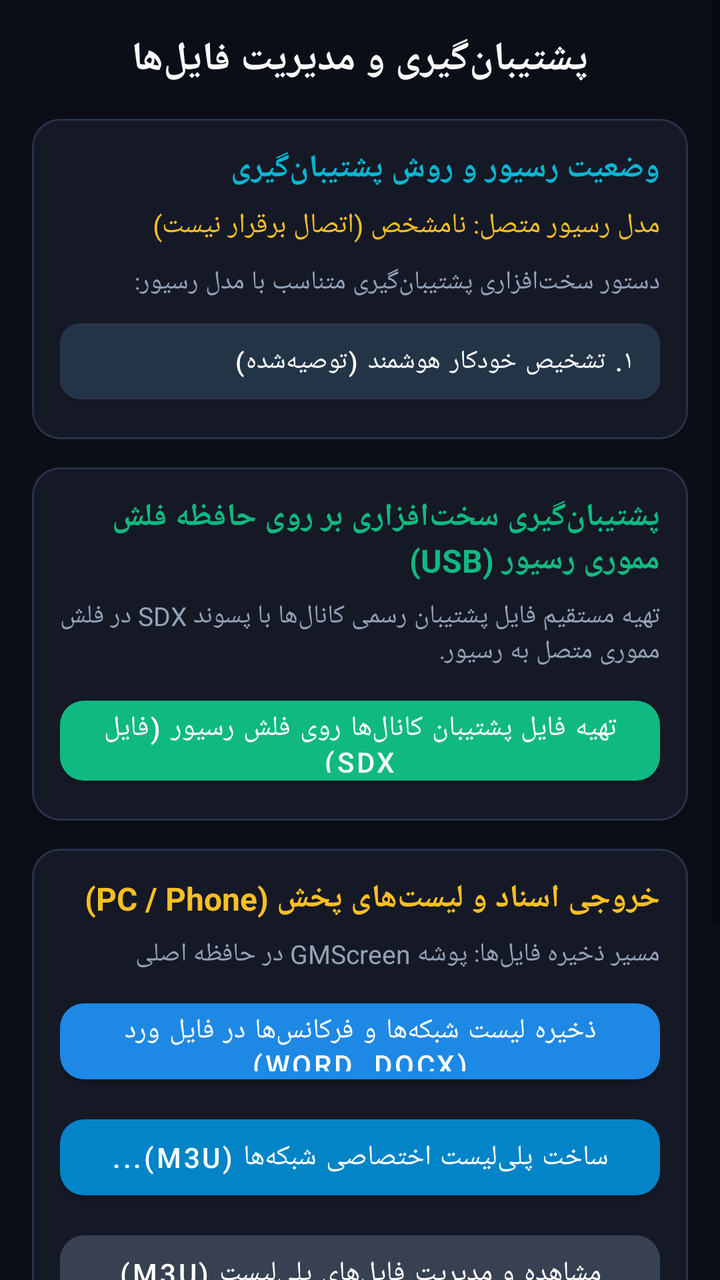
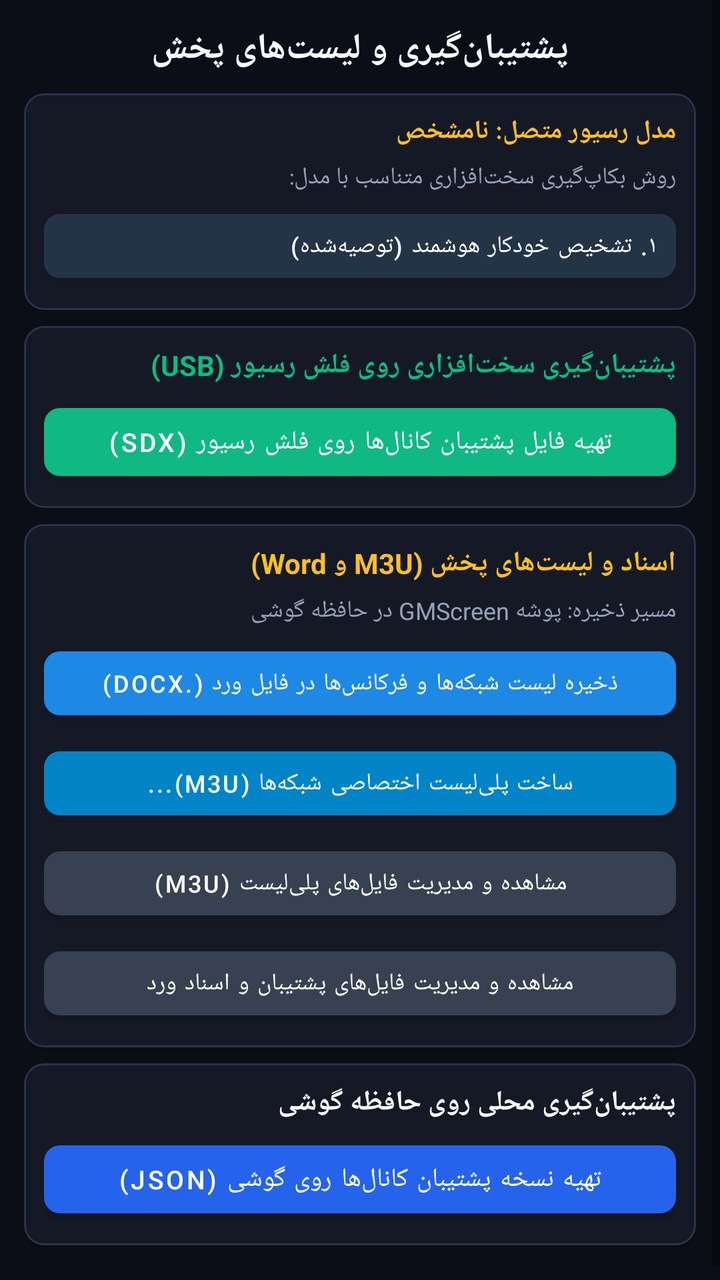

Two renders of the same Android screen: before a commit and after it. Below are the layout's source before the change and the commit's diff.
<!-- AndroidManifest.xml: application theme Theme.GMScreenAccessible -->
<!-- res/layout/fragment_backup.xml -->
<?xml version="1.0" encoding="utf-8"?>
<ScrollView xmlns:android="http://schemas.android.com/apk/res/android"
    xmlns:app="http://schemas.android.com/apk/res-auto"
    android:layout_width="match_parent"
    android:layout_height="match_parent"
    android:background="@color/dark_bg"
    android:fillViewport="true">

    <LinearLayout
        android:layout_width="match_parent"
        android:layout_height="wrap_content"
        android:orientation="vertical"
        android:padding="16dp">

        <TextView
            android:layout_width="match_parent"
            android:layout_height="wrap_content"
            android:text="پشتیبان‌گیری و مدیریت فایل‌ها"
            android:textColor="@color/text_primary"
            android:textSize="20sp"
            android:textStyle="bold"
            android:gravity="center"
            android:layout_marginBottom="16dp" />

        
        <com.google.android.material.card.MaterialCardView
            android:layout_width="match_parent"
            android:layout_height="wrap_content"
            android:layout_marginBottom="14dp"
            app:cardBackgroundColor="@color/card_bg"
            app:cardCornerRadius="14dp"
            app:strokeColor="@color/card_border"
            app:strokeWidth="1dp">

            <LinearLayout
                android:layout_width="match_parent"
                android:layout_height="wrap_content"
                android:orientation="vertical"
                android:padding="14dp">

                <TextView
                    android:layout_width="match_parent"
                    android:layout_height="wrap_content"
                    android:text="وضعیت رسیور و روش پشتیبان‌گیری"
                    android:textColor="@color/accent_blue"
                    android:textSize="16sp"
                    android:textStyle="bold"
                    android:layout_marginBottom="8dp" />

                <TextView
                    android:id="@+id/txtBackupDeviceInfo"
                    android:layout_width="match_parent"
                    android:layout_height="wrap_content"
                    android:text="مدل رسیور متصل: نامشخص (اتصال برقرار نیست)"
                    android:textColor="@color/accent_yellow"
                    android:textSize="14sp"
                    android:layout_marginBottom="10dp" />

                <TextView
                    android:layout_width="match_parent"
                    android:layout_height="wrap_content"
                    android:text="دستور سخت‌افزاری پشتیبان‌گیری متناسب با مدل رسیور:"
                    android:textColor="@color/text_secondary"
                    android:textSize="13sp"
                    android:layout_marginBottom="6dp" />

                <com.google.android.material.button.MaterialButton
                    android:id="@+id/btnSelectBackupMethod"
                    android:layout_width="match_parent"
                    android:layout_height="50dp"
                    android:text="۱. تشخیص خودکار هوشمند (توصیه‌شده)"
                    android:textColor="@color/white"
                    android:textSize="13sp"
                    android:gravity="center_vertical|start"
                    android:paddingHorizontal="14dp"
                    app:backgroundTint="#243447"
                    app:cornerRadius="10dp"
                    app:strokeColor="@color/card_border"
                    app:strokeWidth="1dp" />
            </LinearLayout>
        </com.google.android.material.card.MaterialCardView>

        
        <com.google.android.material.card.MaterialCardView
            android:layout_width="match_parent"
            android:layout_height="wrap_content"
            android:layout_marginBottom="14dp"
            app:cardBackgroundColor="@color/card_bg"
            app:cardCornerRadius="14dp"
            app:strokeColor="@color/card_border"
            app:strokeWidth="1dp">

            <LinearLayout
                android:layout_width="match_parent"
                android:layout_height="wrap_content"
                android:orientation="vertical"
                android:padding="14dp">

                <TextView
                    android:layout_width="match_parent"
                    android:layout_height="wrap_content"
                    android:text="پشتیبان‌گیری سخت‌افزاری بر روی حافظه فلش مموری رسیور (USB)"
                    android:textColor="@color/accent_green"
                    android:textSize="16sp"
                    android:textStyle="bold"
                    android:layout_marginBottom="8dp" />

                <TextView
                    android:layout_width="match_parent"
                    android:layout_height="wrap_content"
                    android:text="تهیه مستقیم فایل پشتیبان رسمی کانال‌ها با پسوند SDX در فلش مموری متصل به رسیور."
                    android:textColor="@color/text_secondary"
                    android:textSize="13sp"
                    android:layout_marginBottom="10dp" />

                <com.google.android.material.button.MaterialButton
                    android:id="@+id/btnBackupStbUsb"
                    android:layout_width="match_parent"
                    android:layout_height="52dp"
                    android:text="تهیه فایل پشتیبان کانال‌ها روی فلش رسیور (فایل SDX)"
                    android:textColor="@color/white"
                    android:textSize="14sp"
                    app:backgroundTint="@color/accent_green"
                    app:cornerRadius="12dp" />
            </LinearLayout>
        </com.google.android.material.card.MaterialCardView>

        
        <com.google.android.material.card.MaterialCardView
            android:layout_width="match_parent"
            android:layout_height="wrap_content"
            android:layout_marginBottom="14dp"
            app:cardBackgroundColor="@color/card_bg"
            app:cardCornerRadius="14dp"
            app:strokeColor="@color/card_border"
            app:strokeWidth="1dp">

            <LinearLayout
                android:layout_width="match_parent"
                android:layout_height="wrap_content"
                android:orientation="vertical"
                android:padding="14dp">

                <TextView
                    android:layout_width="match_parent"
                    android:layout_height="wrap_content"
                    android:text="خروجی اسناد و لیست‌های پخش (PC / Phone)"
                    android:textColor="@color/accent_yellow"
                    android:textSize="16sp"
                    android:textStyle="bold"
                    android:layout_marginBottom="8dp" />

                <TextView
                    android:id="@+id/txtStatus"
                    android:layout_width="match_parent"
                    android:layout_height="wrap_content"
                    android:text="مسیر ذخیره فایل‌ها: پوشه GMScreen در حافظه اصلی"
                    android:textColor="@color/text_secondary"
                    android:textSize="13sp"
                    android:layout_marginBottom="10dp" />

                <com.google.android.material.button.MaterialButton
                    android:id="@+id/btnExportDocx"
                    android:layout_width="match_parent"
                    android:layout_height="50dp"
                    android:text="ذخیره لیست شبکه‌ها و فرکانس‌ها در فایل ورد (Word .docx)"
                    android:textColor="@color/white"
                    android:textSize="14sp"
                    android:layout_marginBottom="8dp"
                    app:backgroundTint="#1e88e5"
                    app:cornerRadius="12dp" />

                <com.google.android.material.button.MaterialButton
                    android:id="@+id/btnOpenPlaylistCreator"
                    android:layout_width="match_parent"
                    android:layout_height="50dp"
                    android:text="ساخت پلی‌لیست اختصاصی شبکه‌ها (M3U)..."
                    android:textColor="@color/white"
                    android:textSize="14sp"
                    android:layout_marginBottom="8dp"
                    app:backgroundTint="#0284c7"
                    app:cornerRadius="12dp" />

                <com.google.android.material.button.MaterialButton
                    android:id="@+id/btnManagePlaylists"
                    android:layout_width="match_parent"
                    android:layout_height="50dp"
                    android:text="مشاهده و مدیریت فایل‌های پلی‌لیست (M3U)"
                    android:textColor="@color/white"
                    android:textSize="14sp"
                    android:layout_marginBottom="8dp"
                    app:backgroundTint="#374151"
                    app:cornerRadius="12dp" />

                <com.google.android.material.button.MaterialButton
                    android:id="@+id/btnManageBackups"
                    android:layout_width="match_parent"
                    android:layout_height="50dp"
                    android:text="مشاهده و مدیریت فایل‌های پشتیبان و اسناد ورد"
                    android:textColor="@color/white"
                    android:textSize="14sp"
                    app:backgroundTint="#374151"
                    app:cornerRadius="12dp" />
            </LinearLayout>
        </com.google.android.material.card.MaterialCardView>

        
        <com.google.android.material.card.MaterialCardView
            android:layout_width="match_parent"
            android:layout_height="wrap_content"
            android:layout_marginBottom="16dp"
            app:cardBackgroundColor="@color/card_bg"
            app:cardCornerRadius="14dp"
            app:strokeColor="@color/card_border"
            app:strokeWidth="1dp">

            <LinearLayout
                android:layout_width="match_parent"
                android:layout_height="wrap_content"
                android:orientation="vertical"
                android:padding="14dp">

                <TextView
                    android:layout_width="match_parent"
                    android:layout_height="wrap_content"
                    android:text="پشتیبان‌گیری محلی روی حافظه گوشی"
                    android:textColor="@color/text_primary"
                    android:textSize="16sp"
                    android:textStyle="bold"
                    android:layout_marginBottom="8dp" />

                <com.google.android.material.button.MaterialButton
                    android:id="@+id/btnBackupPhone"
                    android:layout_width="match_parent"
                    android:layout_height="50dp"
                    android:text="تهیه نسخه پشتیبان کانال‌ها روی حافظه گوشی (JSON)"
                    android:textColor="@color/white"
                    android:textSize="14sp"
                    app:backgroundTint="@color/primary"
                    app:cornerRadius="12dp" />
            </LinearLayout>
        </com.google.android.material.card.MaterialCardView>

    </LinearLayout>
</ScrollView>
<!-- resources referenced by this layout -->
<resources>
  <color name="accent_blue">#FF06B6D4</color>
  <color name="accent_green">#FF10B981</color>
  <color name="accent_yellow">#FFFBBF24</color>
  <color name="card_bg">#FF151926</color>
  <color name="card_border">#FF2A324B</color>
  <color name="dark_bg">#FF0B0E17</color>
  <color name="primary">#FF2563EB</color>
  <color name="text_primary">#FFF8FAFC</color>
  <color name="text_secondary">#FF94A3B8</color>
  <color name="white">#FFFFFFFF</color>
  <style name="Theme.GMScreenAccessible" parent="Theme.MaterialComponents.DayNight.NoActionBar">
          <item name="colorPrimary">@color/primary</item>
          <item name="colorPrimaryVariant">@color/primary_variant</item>
          <item name="colorOnPrimary">@color/white</item>
          <item name="colorSecondary">@color/secondary</item>
          <item name="colorSurface">@color/card_bg</item>
          <item name="colorOnSurface">@color/text_primary</item>
          <item name="android:statusBarColor">@color/dark_bg</item>
          <item name="android:navigationBarColor">@color/dark_bg</item>
          <item name="android:windowBackground">@color/dark_bg</item>
          <item name="materialAlertDialogTheme">@style/CustomMaterialAlertDialogTheme</item>
      </style>
  <color name="primary_variant">#FF1D4ED8</color>
  <color name="secondary">#FFF59E0B</color>
  <style name="CustomMaterialAlertDialogTheme" parent="ThemeOverlay.MaterialComponents.MaterialAlertDialog">
          <item name="colorSurface">@color/card_bg_elevated</item>
          <item name="colorOnSurface">@color/text_primary</item>
          <item name="colorPrimary">@color/primary_light</item>
          <item name="shapeAppearanceOverlay">@style/DialogShapeAppearance</item>
      </style>
  <color name="card_bg_elevated">#FF1E2436</color>
  <color name="primary_light">#FF3B82F6</color>
  <style name="DialogShapeAppearance" parent="">
          <item name="cornerSize">16dp</item>
      </style>
</resources>

<!-- the commit's change to res/layout/fragment_backup.xml (unified diff, before → after) -->
@@ -10,234 +10,218 @@
         android:layout_width="match_parent"
         android:layout_height="wrap_content"
         android:orientation="vertical"
-        android:padding="16dp">
+        android:padding="12dp">
 
         <TextView
             android:layout_width="match_parent"
             android:layout_height="wrap_content"
-            android:text="پشتیبان‌گیری و مدیریت فایل‌ها"
+            android:text="پشتیبان‌گیری و لیست‌های پخش"
             android:textColor="@color/text_primary"
-            android:textSize="20sp"
+            android:textSize="18sp"
             android:textStyle="bold"
             android:gravity="center"
-            android:layout_marginBottom="16dp" />
-
-        
-        <com.google.android.material.card.MaterialCardView
-            android:layout_width="match_parent"
-            android:layout_height="wrap_content"
-            android:layout_marginBottom="14dp"
-            app:cardBackgroundColor="@color/card_bg"
-            app:cardCornerRadius="14dp"
-            app:strokeColor="@color/card_border"
-            app:strokeWidth="1dp">
-
-            <LinearLayout
-                android:layout_width="match_parent"
-                android:layout_height="wrap_content"
-                android:orientation="vertical"
-                android:padding="14dp">
-
-                <TextView
-                    android:layout_width="match_parent"
-                    android:layout_height="wrap_content"
-                    android:text="وضعیت رسیور و روش پشتیبان‌گیری"
-                    android:textColor="@color/accent_blue"
-                    android:textSize="16sp"
-                    android:textStyle="bold"
-                    android:layout_marginBottom="8dp" />
+            android:layout_marginBottom="10dp" />
+
+        
+        <com.google.android.material.card.MaterialCardView
+            android:layout_width="match_parent"
+            android:layout_height="wrap_content"
+            android:layout_marginBottom="8dp"
+            app:cardBackgroundColor="@color/card_bg"
+            app:cardCornerRadius="10dp"
+            app:strokeColor="@color/card_border"
+            app:strokeWidth="1dp">
+
+            <LinearLayout
+                android:layout_width="match_parent"
+                android:layout_height="wrap_content"
+                android:orientation="vertical"
+                android:padding="10dp">
 
                 <TextView
                     android:id="@+id/txtBackupDeviceInfo"
                     android:layout_width="match_parent"
                     android:layout_height="wrap_content"
-                    android:text="مدل رسیور متصل: نامشخص (اتصال برقرار نیست)"
+                    android:text="مدل رسیور متصل: نامشخص"
+                    android:textColor="@color/accent_yellow"
+                    android:textSize="13sp"
+                    android:textStyle="bold"
+                    android:layout_marginBottom="6dp" />
+
+                <TextView
+                    android:layout_width="match_parent"
+                    android:layout_height="wrap_content"
+                    android:text="روش بکاپ‌گیری سخت‌افزاری متناسب با مدل:"
+                    android:textColor="@color/text_secondary"
+                    android:textSize="12sp"
+                    android:layout_marginBottom="4dp" />
+
+                <com.google.android.material.button.MaterialButton
+                    android:id="@+id/btnSelectBackupMethod"
+                    android:layout_width="match_parent"
+                    android:layout_height="44dp"
+                    android:text="۱. تشخیص خودکار هوشمند (توصیه‌شده)"
+                    android:textColor="@color/white"
+                    android:textSize="12sp"
+                    android:gravity="center_vertical|start"
+                    android:paddingHorizontal="10dp"
+                    app:backgroundTint="#243447"
+                    app:cornerRadius="8dp"
+                    app:strokeColor="@color/card_border"
+                    app:strokeWidth="1dp" />
+            </LinearLayout>
+        </com.google.android.material.card.MaterialCardView>
+
+        
+        <com.google.android.material.card.MaterialCardView
+            android:layout_width="match_parent"
+            android:layout_height="wrap_content"
+            android:layout_marginBottom="8dp"
+            app:cardBackgroundColor="@color/card_bg"
+            app:cardCornerRadius="10dp"
+            app:strokeColor="@color/card_border"
+            app:strokeWidth="1dp">
+
+            <LinearLayout
+                android:layout_width="match_parent"
+                android:layout_height="wrap_content"
+                android:orientation="vertical"
+                android:padding="10dp">
+
+                <TextView
+                    android:layout_width="match_parent"
+                    android:layout_height="wrap_content"
+                    android:text="پشتیبان‌گیری سخت‌افزاری روی فلش رسیور (USB)"
+                    android:textColor="@color/accent_green"
+                    android:textSize="14sp"
+                    android:textStyle="bold"
+                    android:layout_marginBottom="6dp" />
+
+                <com.google.android.material.button.MaterialButton
+                    android:id="@+id/btnBackupStbUsb"
+                    android:layout_width="match_parent"
+                    android:layout_height="46dp"
+                    android:text="تهیه فایل پشتیبان کانال‌ها روی فلش رسیور (SDX)"
+                    android:textColor="@color/white"
+                    android:textSize="13sp"
+                    app:backgroundTint="@color/accent_green"
+                    app:cornerRadius="8dp" />
+            </LinearLayout>
+        </com.google.android.material.card.MaterialCardView>
+
+        
+        <com.google.android.material.card.MaterialCardView
+            android:layout_width="match_parent"
+            android:layout_height="wrap_content"
+            android:layout_marginBottom="8dp"
+            app:cardBackgroundColor="@color/card_bg"
+            app:cardCornerRadius="10dp"
+            app:strokeColor="@color/card_border"
+            app:strokeWidth="1dp">
+
+            <LinearLayout
+                android:layout_width="match_parent"
+                android:layout_height="wrap_content"
+                android:orientation="vertical"
+                android:padding="10dp">
+
+                <TextView
+                    android:layout_width="match_parent"
+                    android:layout_height="wrap_content"
+                    android:text="اسناد و لیست‌های پخش (M3U و Word)"
                     android:textColor="@color/accent_yellow"
                     android:textSize="14sp"
-                    android:layout_marginBottom="10dp" />
-
-                <TextView
-                    android:layout_width="match_parent"
-                    android:layout_height="wrap_content"
-                    android:text="دستور سخت‌افزاری پشتیبان‌گیری متناسب با مدل رسیور:"
+                    android:textStyle="bold"
+                    android:layout_marginBottom="6dp" />
+
+                <TextView
+                    android:id="@+id/txtStatus"
+                    android:layout_width="match_parent"
+                    android:layout_height="wrap_content"
+                    android:text="مسیر ذخیره: پوشه GMScreen در حافظه گوشی"
                     android:textColor="@color/text_secondary"
-                    android:textSize="13sp"
-                    android:layout_marginBottom="6dp" />
-
-                <com.google.android.material.button.MaterialButton
-                    android:id="@+id/btnSelectBackupMethod"
-                    android:layout_width="match_parent"
-                    android:layout_height="50dp"
-                    android:text="۱. تشخیص خودکار هوشمند (توصیه‌شده)"
-                    android:textColor="@color/white"
-                    android:textSize="13sp"
-                    android:gravity="center_vertical|start"
-                    android:paddingHorizontal="14dp"
-                    app:backgroundTint="#243447"
-                    app:cornerRadius="10dp"
-                    app:strokeColor="@color/card_border"
-                    app:strokeWidth="1dp" />
-            </LinearLayout>
-        </com.google.android.material.card.MaterialCardView>
-
-        
-        <com.google.android.material.card.MaterialCardView
-            android:layout_width="match_parent"
-            android:layout_height="wrap_content"
-            android:layout_marginBottom="14dp"
-            app:cardBackgroundColor="@color/card_bg"
-            app:cardCornerRadius="14dp"
-            app:strokeColor="@color/card_border"
-            app:strokeWidth="1dp">
-
-            <LinearLayout
-                android:layout_width="match_parent"
-                android:layout_height="wrap_content"
-                android:orientation="vertical"
-                android:padding="14dp">
-
-                <TextView
-                    android:layout_width="match_parent"
-                    android:layout_height="wrap_content"
-                    android:text="پشتیبان‌گیری سخت‌افزاری بر روی حافظه فلش مموری رسیور (USB)"
-                    android:textColor="@color/accent_green"
-                    android:textSize="16sp"
-                    android:textStyle="bold"
-                    android:layout_marginBottom="8dp" />
-
-                <TextView
-                    android:layout_width="match_parent"
-                    android:layout_height="wrap_content"
-                    android:text="تهیه مستقیم فایل پشتیبان رسمی کانال‌ها با پسوند SDX در فلش مموری متصل به رسیور."
-                    android:textColor="@color/text_secondary"
-                    android:textSize="13sp"
-                    android:layout_marginBottom="10dp" />
-
-                <com.google.android.material.button.MaterialButton
-                    android:id="@+id/btnBackupStbUsb"
-                    android:layout_width="match_parent"
-                    android:layout_height="52dp"
-                    android:text="تهیه فایل پشتیبان کانال‌ها روی فلش رسیور (فایل SDX)"
-                    android:textColor="@color/white"
-                    android:textSize="14sp"
-                    app:backgroundTint="@color/accent_green"
-                    app:cornerRadius="12dp" />
-            </LinearLayout>
-        </com.google.android.material.card.MaterialCardView>
-
-        
-        <com.google.android.material.card.MaterialCardView
-            android:layout_width="match_parent"
-            android:layout_height="wrap_content"
-            android:layout_marginBottom="14dp"
-            app:cardBackgroundColor="@color/card_bg"
-            app:cardCornerRadius="14dp"
-            app:strokeColor="@color/card_border"
-            app:strokeWidth="1dp">
-
-            <LinearLayout
-                android:layout_width="match_parent"
-                android:layout_height="wrap_content"
-                android:orientation="vertical"
-                android:padding="14dp">
-
-                <TextView
-                    android:layout_width="match_parent"
-                    android:layout_height="wrap_content"
-                    android:text="خروجی اسناد و لیست‌های پخش (PC / Phone)"
-                    android:textColor="@color/accent_yellow"
-                    android:textSize="16sp"
-                    android:textStyle="bold"
-                    android:layout_marginBottom="8dp" />
-
-                <TextView
-                    android:id="@+id/txtStatus"
-                    android:layout_width="match_parent"
-                    android:layout_height="wrap_content"
-                    android:text="مسیر ذخیره فایل‌ها: پوشه GMScreen در حافظه اصلی"
-                    android:textColor="@color/text_secondary"
-                    android:textSize="13sp"
-                    android:layout_marginBottom="10dp" />
+                    android:textSize="12sp"
+                    android:layout_marginBottom="6dp" />
 
                 <com.google.android.material.button.MaterialButton
                     android:id="@+id/btnExportDocx"
                     android:layout_width="match_parent"
-                    android:layout_height="50dp"
-                    android:text="ذخیره لیست شبکه‌ها و فرکانس‌ها در فایل ورد (Word .docx)"
-                    android:textColor="@color/white"
-                    android:textSize="14sp"
-                    android:layout_marginBottom="8dp"
+                    android:layout_height="44dp"
+                    android:text="ذخیره لیست شبکه‌ها و فرکانس‌ها در فایل ورد (.docx)"
+                    android:textColor="@color/white"
+                    android:textSize="12sp"
+                    android:layout_marginBottom="6dp"
                     app:backgroundTint="#1e88e5"
-                    app:cornerRadius="12dp" />
+                    app:cornerRadius="8dp" />
 
                 <com.google.android.material.button.MaterialButton
                     android:id="@+id/btnOpenPlaylistCreator"
                     android:layout_width="match_parent"
-                    android:layout_height="50dp"
+                    android:layout_height="44dp"
                     android:text="ساخت پلی‌لیست اختصاصی شبکه‌ها (M3U)..."
                     android:textColor="@color/white"
-                    android:textSize="14sp"
-                    android:layout_marginBottom="8dp"
+                    android:textSize="12sp"
+                    android:layout_marginBottom="6dp"
                     app:backgroundTint="#0284c7"
-                    app:cornerRadius="12dp" />
+                    app:cornerRadius="8dp" />
 
                 <com.google.android.material.button.MaterialButton
                     android:id="@+id/btnManagePlaylists"
                     android:layout_width="match_parent"
-                    android:layout_height="50dp"
+                    android:layout_height="44dp"
                     android:text="مشاهده و مدیریت فایل‌های پلی‌لیست (M3U)"
                     android:textColor="@color/white"
-                    android:textSize="14sp"
-                    android:layout_marginBottom="8dp"
+                    android:textSize="12sp"
+                    android:layout_marginBottom="6dp"
                     app:backgroundTint="#374151"
-                    app:cornerRadius="12dp" />
+                    app:cornerRadius="8dp" />
 
                 <com.google.android.material.button.MaterialButton
                     android:id="@+id/btnManageBackups"
                     android:layout_width="match_parent"
-                    android:layout_height="50dp"
+                    android:layout_height="44dp"
                     android:text="مشاهده و مدیریت فایل‌های پشتیبان و اسناد ورد"
                     android:textColor="@color/white"
-                    android:textSize="14sp"
+                    android:textSize="12sp"
                     app:backgroundTint="#374151"
-                    app:cornerRadius="12dp" />
-            </LinearLayout>
-        </com.google.android.material.card.MaterialCardView>
-
-        
-        <com.google.android.material.card.MaterialCardView
-            android:layout_width="match_parent"
-            android:layout_height="wrap_content"
-            android:layout_marginBottom="16dp"
-            app:cardBackgroundColor="@color/card_bg"
-            app:cardCornerRadius="14dp"
-            app:strokeColor="@color/card_border"
-            app:strokeWidth="1dp">
-
-            <LinearLayout
-                android:layout_width="match_parent"
-                android:layout_height="wrap_content"
-                android:orientation="vertical"
-                android:padding="14dp">
+                    app:cornerRadius="8dp" />
+            </LinearLayout>
+        </com.google.android.material.card.MaterialCardView>
+
+        
+        <com.google.android.material.card.MaterialCardView
+            android:layout_width="match_parent"
+            android:layout_height="wrap_content"
+            android:layout_marginBottom="12dp"
+            app:cardBackgroundColor="@color/card_bg"
+            app:cardCornerRadius="10dp"
+            app:strokeColor="@color/card_border"
+            app:strokeWidth="1dp">
+
+            <LinearLayout
+                android:layout_width="match_parent"
+                android:layout_height="wrap_content"
+                android:orientation="vertical"
+                android:padding="10dp">
 
                 <TextView
                     android:layout_width="match_parent"
                     android:layout_height="wrap_content"
                     android:text="پشتیبان‌گیری محلی روی حافظه گوشی"
                     android:textColor="@color/text_primary"
-                    android:textSize="16sp"
-                    android:textStyle="bold"
-                    android:layout_marginBottom="8dp" />
+                    android:textSize="14sp"
+                    android:textStyle="bold"
+                    android:layout_marginBottom="6dp" />
 
                 <com.google.android.material.button.MaterialButton
                     android:id="@+id/btnBackupPhone"
                     android:layout_width="match_parent"
-                    android:layout_height="50dp"
-                    android:text="تهیه نسخه پشتیبان کانال‌ها روی حافظه گوشی (JSON)"
-                    android:textColor="@color/white"
-                    android:textSize="14sp"
+                    android:layout_height="46dp"
+                    android:text="تهیه نسخه پشتیبان کانال‌ها روی گوشی (JSON)"
+                    android:textColor="@color/white"
+                    android:textSize="13sp"
                     app:backgroundTint="@color/primary"
-                    app:cornerRadius="12dp" />
+                    app:cornerRadius="8dp" />
             </LinearLayout>
         </com.google.android.material.card.MaterialCardView>
 
<!-- resource entries referenced after the edit -->
@@ -1,6 +1,5 @@
 <!-- resources referenced by this layout -->
 <resources>
-  <color name="accent_blue">#FF06B6D4</color>
   <color name="accent_green">#FF10B981</color>
   <color name="accent_yellow">#FFFBBF24</color>
   <color name="card_bg">#FF151926</color>
